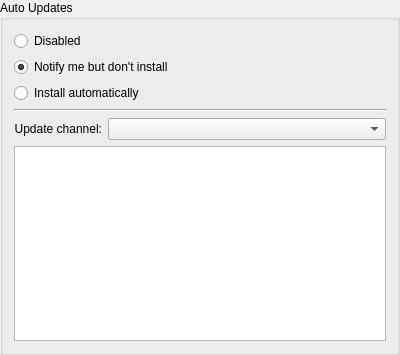
First picture: the form in src/core/gui/configuration/cfgautoupdates.ui, repository Destroyerrrocket/doomseeker-unofficial, before the edit.
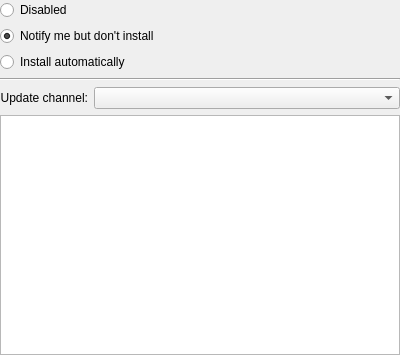
Second picture: the form after the edit.

Commit message: - All configuration pages are now descendants of QWidget rather than QGroupBox. Configuration dialog is responsible for spawning the groupbox and inserting page within.

```diff
--- a/src/core/gui/configuration/cfgautoupdates.ui
+++ b/src/core/gui/configuration/cfgautoupdates.ui
@@ -1,7 +1,7 @@
 <?xml version="1.0" encoding="UTF-8"?>
 <ui version="4.0">
  <class>CFGAutoUpdates</class>
- <widget class="QGroupBox" name="CFGAutoUpdates">
+ <widget class="QWidget" name="CFGAutoUpdates">
   <property name="geometry">
    <rect>
     <x>0</x>
@@ -10,13 +10,10 @@
     <height>355</height>
    </rect>
   </property>
-  <property name="windowTitle">
-   <string>Auto Updates</string>
-  </property>
-  <property name="title">
-   <string>Auto Updates</string>
-  </property>
   <layout class="QVBoxLayout" name="verticalLayout">
+   <property name="margin">
+    <number>0</number>
+   </property>
    <item>
     <widget class="QRadioButton" name="rbDisabled">
      <property name="text">
```
The commit also changes 29 other files.
